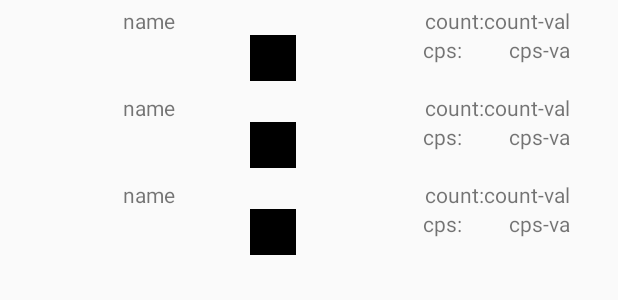
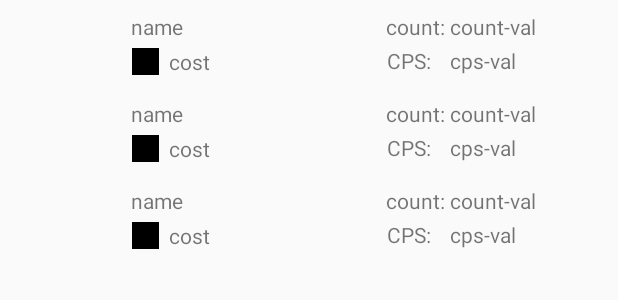
Before and after one commit to milosta/chochofactory, an Android app: the layout fragment_building.xml on its own in the app's theme, with its tools: preview values and no code run, on a phone screen of 412 x 824 dp. Shown: the top 300 px of the screen. Run offline under Robolectric (Android 15) with nearby library versions, the phone set to English and light mode, and no system bars.

Commit message:
item finished

```diff
--- a/app/src/main/res/layout/building_item.xml
+++ b/app/src/main/res/layout/building_item.xml
@@ -17,64 +17,86 @@
         tools:ignore="ContentDescription"
         />
 
-    <TableLayout
+    <android.support.constraint.ConstraintLayout
+        android:id="@+id/tableLayout2"
         android:layout_width="match_parent"
         android:layout_height="match_parent">
 
-        <TableRow
-            android:layout_width="match_parent"
-            android:layout_height="match_parent">
 
         <TextView
             android:id="@+id/name"
-                android:layout_width="wrap_content"
-                android:layout_height="match_parent"
-                android:layout_weight="1"
-                android:text="name" />
+            android:layout_width="165dp"
+            android:layout_height="wrap_content"
+            android:text="name"
+            app:layout_constraintBottom_toTopOf="@+id/imageView2"
+            app:layout_constraintEnd_toStartOf="@+id/countText"
+            app:layout_constraintHorizontal_bias="0.5"
+            app:layout_constraintStart_toStartOf="parent"
+            app:layout_constraintTop_toTopOf="parent" />
 
         <TextView
             android:id="@+id/countText"
             android:layout_width="wrap_content"
             android:layout_height="wrap_content"
-                android:text="count:" />
+            android:layout_marginEnd="80dp"
+            android:text="count: "
+            app:layout_constraintBottom_toTopOf="@+id/cpsText"
+            app:layout_constraintEnd_toEndOf="parent"
+            app:layout_constraintTop_toTopOf="parent" />
 
         <TextView
             android:id="@+id/cost"
             android:layout_width="wrap_content"
-                android:layout_height="match_parent"
-                android:text="count-val" />
-        </TableRow>
+            android:layout_height="wrap_content"
+            android:text="count-val"
+            app:layout_constraintBottom_toTopOf="@+id/cps"
+            app:layout_constraintStart_toEndOf="@+id/countText"
+            app:layout_constraintTop_toTopOf="parent" />
 
-        <TableRow
-            android:layout_width="match_parent"
-            android:layout_height="match_parent">
 
         <ImageView
-                android:layout_width="wrap_content"
-                android:layout_height="wrap_content"
+            android:id="@+id/imageView2"
+            android:layout_width="18dp"
+            android:layout_height="18dp"
+            app:layout_constraintBottom_toBottomOf="parent"
+            app:layout_constraintEnd_toStartOf="@+id/count"
+            app:layout_constraintHorizontal_bias="0.5"
+            app:layout_constraintStart_toStartOf="parent"
+            app:layout_constraintTop_toBottomOf="@+id/name"
             app:srcCompat="@drawable/currency" />
 
         <TextView
             android:id="@+id/count"
-                android:layout_width="wrap_content"
+            android:layout_width="139dp"
             android:layout_height="wrap_content"
-                android:layout_weight="1"
-                android:text="cost" />
+            android:text="cost"
+            app:layout_constraintBottom_toBottomOf="parent"
+            app:layout_constraintEnd_toStartOf="@+id/cpsText"
+            app:layout_constraintHorizontal_bias="0.5"
+            app:layout_constraintStart_toEndOf="@+id/imageView2"
+            app:layout_constraintTop_toBottomOf="@+id/name" />
 
         <TextView
             android:id="@+id/cpsText"
-                android:layout_width="wrap_content"
+            android:layout_width="42dp"
             android:layout_height="wrap_content"
-                android:text="cps: " />
+            android:layout_marginEnd="80dp"
+            android:text="CPS: "
+            app:layout_constraintBottom_toBottomOf="parent"
+            app:layout_constraintEnd_toEndOf="parent"
+            app:layout_constraintTop_toBottomOf="@+id/countText" />
 
         <TextView
             android:id="@+id/cps"
             android:layout_width="wrap_content"
             android:layout_height="wrap_content"
-                android:text="cps-val" />
-        </TableRow>
+            android:text="cps-val"
+            app:layout_constraintBottom_toBottomOf="parent"
+            app:layout_constraintStart_toEndOf="@+id/cpsText"
+            app:layout_constraintTop_toBottomOf="@+id/cost" />
 
-    </TableLayout>
+
+    </android.support.constraint.ConstraintLayout>
 
 
 </LinearLayout>
```
Lines whose indentation alone changed are shown as unchanged.
